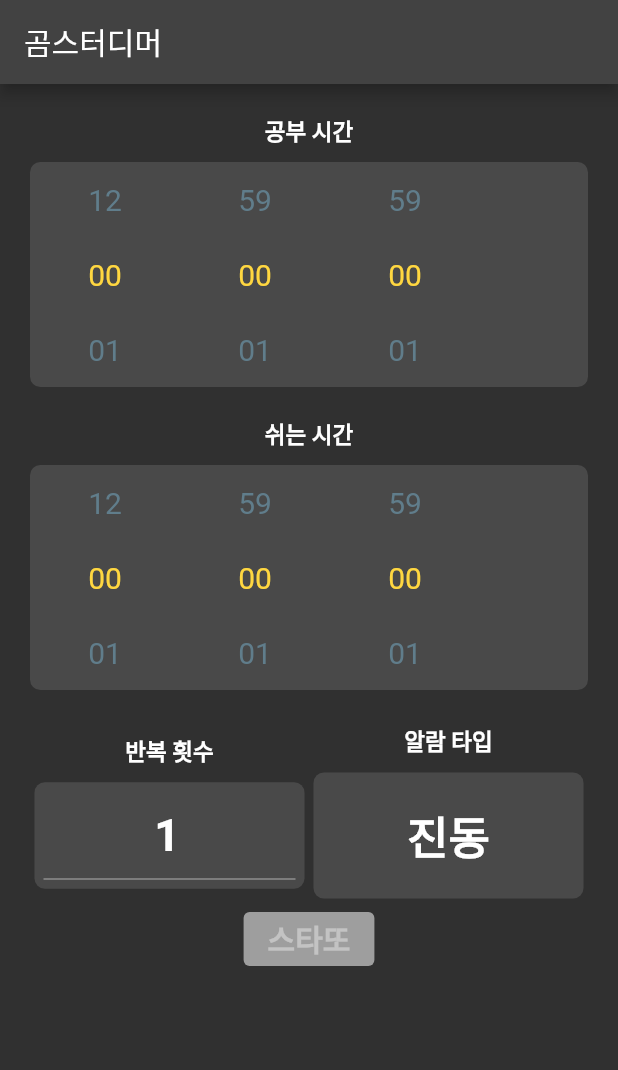
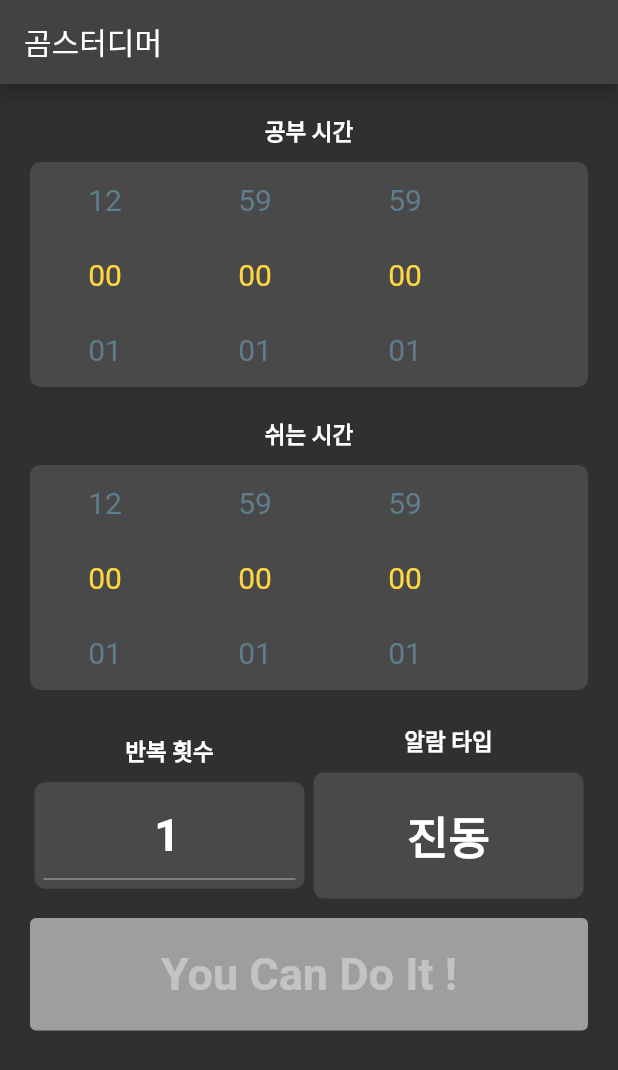
Before and after one commit to MISEONGKIM/studimer, a Flutter app: the screen it shows after launch, on a phone screen of 412 x 824 dp. Shown: the top 1070 px of the screen. Run offline on Flutter 3.47's test engine with Material 2 defaults, Android fonts, the phone set to English and light mode, and no system bars; drawn by our look-alikes of numberpicker; our stand-ins replace floor, sqflite; accounts and stored records are empty; generated files the repository leaves out were written again.

Commit message:
design : button design modify

```diff
--- a/lib/src/presentation/widgets/timer/index.dart
+++ b/lib/src/presentation/widgets/timer/index.dart
@@ -29,13 +29,7 @@ class TimerWidget extends StatelessWidget {
             style: const TextStyle(
                 color: Colors.white, fontSize: 15, fontWeight: FontWeight.bold),
           ),
-          Container(
-              margin: const EdgeInsets.only(top: 10),
-              decoration: BoxDecoration(
-                color: Colors.white12,
-                borderRadius: BorderRadius.circular(7),
-              ),
-              child: CycleOptionPrvdConsumer(builder: (context, provider) {
+          CycleOptionPrvdConsumer(builder: (context, provider) {
             childWidget(
                     {required int value,
                     required int maxValue,
@@ -55,9 +49,11 @@ class TimerWidget extends StatelessWidget {
             return ChangeNotifierProvider(
                 create: (_) => timerProvider,
                 child: provider.timerStatus == TimerStatus.start
-                        ? const TimerTextContainer()
+                    ? TimerTextContainer(
+                        isRunning: provider.isStudyMode,
+                      )
                     : TimerNumberContainer(childWidget: childWidget));
-              }))
+          })
         ]));
   }
 }
--- a/lib/src/presentation/widgets/timer/timer_controll_button.dart
+++ b/lib/src/presentation/widgets/timer/timer_controll_button.dart
@@ -12,54 +12,73 @@ class TimerControllButton extends StatelessWidget {
   @override
   Widget build(BuildContext context) {
     return CycleOptionPrvdConsumer(
-        builder: (context, provider) => provider.timerStatus ==
-                TimerStatus.start
-            ? Row(children: [
-                ElevatedButton(
+        builder: (context, provider) => Container(
+            margin: const EdgeInsets.only(top: 10),
+            width: double.infinity,
+            child: provider.timerStatus == TimerStatus.start
+                ? Row(
+                    mainAxisSize: MainAxisSize.max,
+                    mainAxisAlignment: MainAxisAlignment.center,
+                    children: [
+                        Expanded(
+                            child: ElevatedButton(
                                 style: ElevatedButton.styleFrom(
+                                    padding: const EdgeInsets.all(20),
                                     foregroundColor: Colors.white,
                                     textStyle: const TextStyle(
-                            fontWeight: FontWeight.bold, fontSize: 20),
-                        backgroundColor: Colors.grey[600]),
+                                        fontWeight: FontWeight.bold,
+                                        fontSize: 30),
+                                    backgroundColor: Colors.blueGrey),
                                 onPressed: () {},
-                    child: const Text('凸')),
-                ElevatedButton(
+                                child: const Text('ㅗ'))),
+                        Expanded(
+                            child: ElevatedButton(
                                 style: ElevatedButton.styleFrom(
+                                    padding: const EdgeInsets.all(10),
                                     foregroundColor: Colors.white,
                                     textStyle: const TextStyle(
-                            fontWeight: FontWeight.bold, fontSize: 20),
+                                        fontWeight: FontWeight.bold,
+                                        fontSize: 22),
                                     backgroundColor: Colors.brown),
                                 onPressed: () {
                                   provider.isStudyMode
                                       ? studyTmProvider.stop(
                                           cancelNextExec: () =>
-                                  provider.setTimerStatus(TimerStatus.cancle))
+                                              provider.setTimerStatus(
+                                                  TimerStatus.cancle))
                                       : restTmProvider.stop(
                                           cancelNextExec: () =>
-                                  provider.setTimerStatus(TimerStatus.cancle));
+                                              provider.setTimerStatus(
+                                                  TimerStatus.cancle));
                                   provider.setTimerStatus(TimerStatus.cancle);
                                 },
-                    child: const Text('뭠춰'))
+                                child: const Text(
+                                  '포기는 배추 셀 때나\n하는 말이다 !',
+                                  textAlign: TextAlign.center,
+                                )))
                       ])
                 : ElevatedButton(
                     style: ElevatedButton.styleFrom(
+                        padding: const EdgeInsets.all(20),
                         disabledBackgroundColor: Colors.grey,
                         foregroundColor: Colors.white,
                         textStyle: const TextStyle(
-                        fontWeight: FontWeight.bold, fontSize: 20),
+                            fontWeight: FontWeight.bold, fontSize: 30),
                         backgroundColor: Colors.green[600]),
                     onPressed: provider.isTimerBtnDisabled
                         ? null
                         : () {
                             provider.isStudyMode
-                            ? studyTmProvider.start(provider.oneCycle.studyTime,
-                                cancelNextExec: () =>
-                                    provider.setTimerStatus(TimerStatus.cancle))
-                            : restTmProvider.start(provider.oneCycle.restTime,
+                                ? studyTmProvider.start(
+                                    provider.oneCycle.studyTime,
+                                    cancelNextExec: () => provider
+                                        .setTimerStatus(TimerStatus.cancle))
+                                : restTmProvider.start(
+                                    provider.oneCycle.restTime,
                                     cancelNextExec: () => provider
                                         .setTimerStatus(TimerStatus.cancle));
                             provider.setTimerStatus(TimerStatus.start);
                           },
-                child: const Text('스타또')));
+                    child: const Text('You Can Do It !'))));
   }
 }
--- a/lib/src/presentation/widgets/timer/timer_number_container.dart
+++ b/lib/src/presentation/widgets/timer/timer_number_container.dart
@@ -11,7 +11,13 @@ class TimerNumberContainer extends StatelessWidget {
   @override
   Widget build(BuildContext context) {
     return TimerPrvdConsumer(
-        builder: (context, provider) => Row(children: [
+        builder: (context, provider) => Container(
+            margin: const EdgeInsets.only(top: 10),
+            decoration: BoxDecoration(
+              color: Colors.white12,
+              borderRadius: BorderRadius.circular(7),
+            ),
+            child: Row(children: [
               childWidget(
                 onChange: (int newValue) {
                   provider.setHour(newValue);
@@ -33,6 +39,6 @@ class TimerNumberContainer extends StatelessWidget {
                 value: provider.second,
                 maxValue: 59,
               )
-            ]));
+            ])));
   }
 }
--- a/lib/src/presentation/widgets/timer/timer_text_container.dart
+++ b/lib/src/presentation/widgets/timer/timer_text_container.dart
@@ -1,17 +1,33 @@
-import 'package:flutter/cupertino.dart';
+import 'package:flutter/material.dart';
 import 'package:studimer/src/core/common/provider_consumer.dart';
 
 class TimerTextContainer extends StatelessWidget {
-  const TimerTextContainer({Key? key}) : super(key: key);
-
+  const TimerTextContainer({Key? key, required this.isRunning})
+      : super(key: key);
+  final bool isRunning;
   @override
   Widget build(BuildContext context) {
-    const style = TextStyle(fontSize: 30, fontWeight: FontWeight.bold);
+    final style = TextStyle(
+        fontSize: 70,
+        fontWeight: FontWeight.bold,
+        color: isRunning ? Colors.orangeAccent : Colors.white);
     return TimerPrvdConsumer(
-        builder: (context, provider) => Row(children: [
+        builder: (context, provider) => Container(
+            width: double.infinity,
+            margin: const EdgeInsets.only(top: 10),
+            padding: const EdgeInsets.all(10),
+            child: Row(mainAxisAlignment: MainAxisAlignment.center, children: [
               Text(provider.lpadZeroFormatter(provider.hour), style: style),
+              Text(
+                ' : ',
+                style: style,
+              ),
               Text(provider.lpadZeroFormatter(provider.minuate), style: style),
+              Text(
+                ' : ',
+                style: style,
+              ),
               Text(provider.lpadZeroFormatter(provider.second), style: style)
-            ]));
+            ])));
   }
 }
```
Lines whose indentation alone changed are shown as unchanged.
